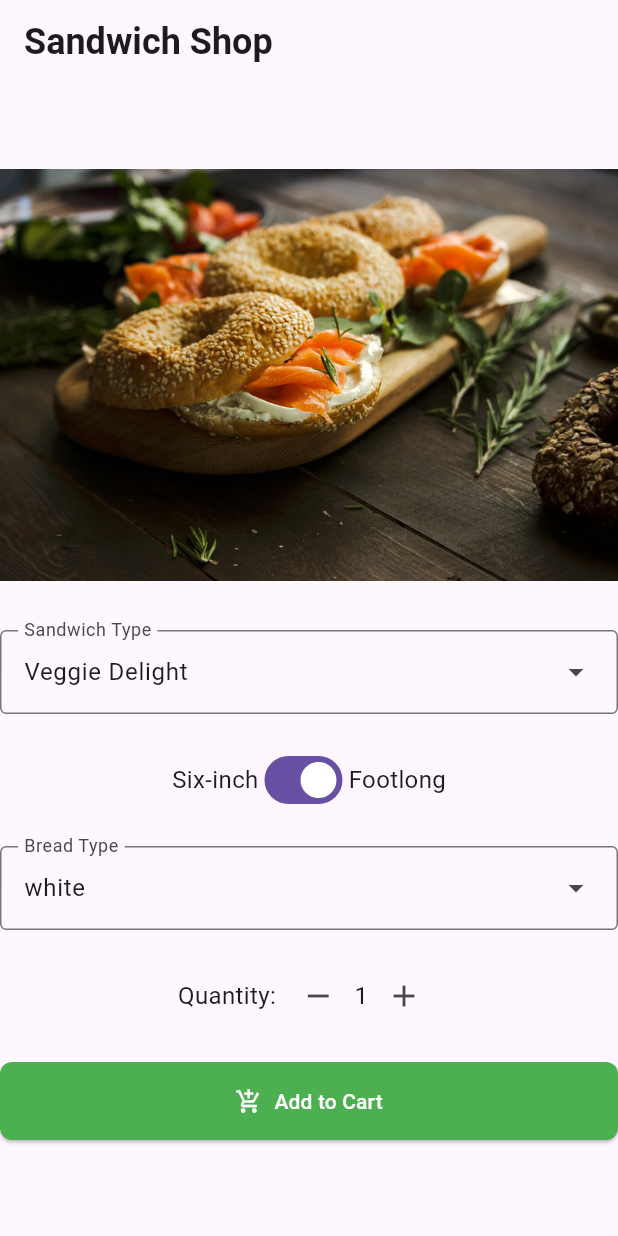
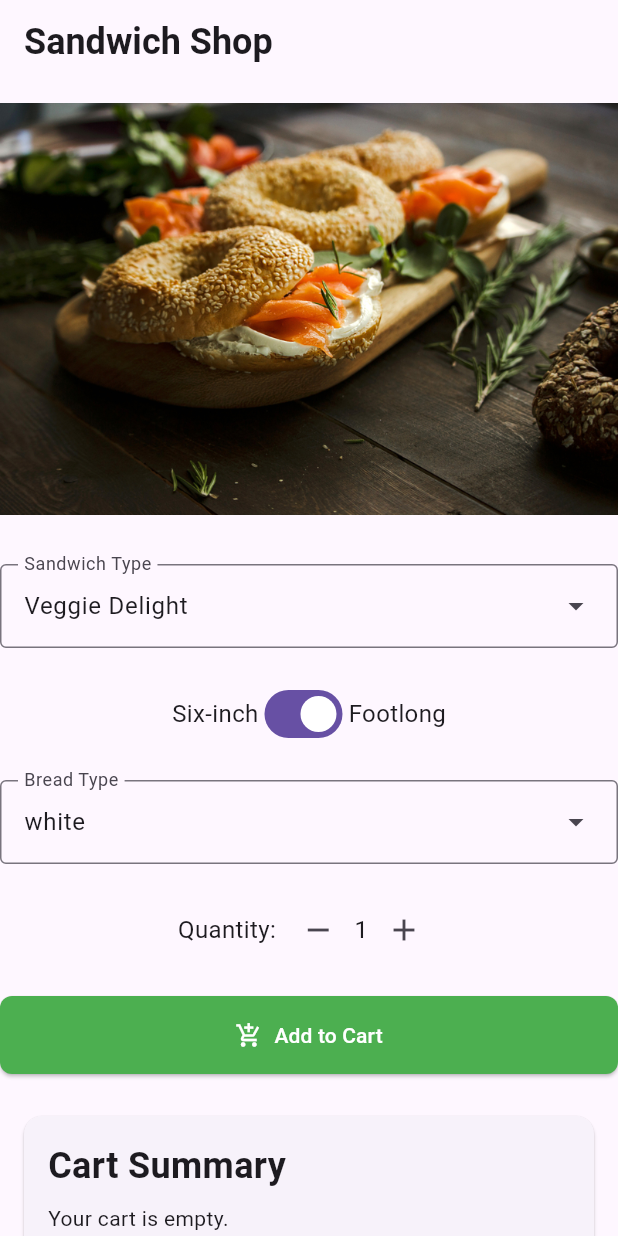
Before and after one commit to soijukye/sandwich_shop, a Flutter app: the screen it shows after launch, on a phone screen of 412 x 824 dp. Run offline on Flutter 3.47's test engine with Material 3 defaults, Android fonts, the phone set to English and light mode, and no system bars.

Commit message:
Enhance cart functionality by adding a summary display and improving confirmation messages with SnackBar

```diff
--- a/lib/main.dart
+++ b/lib/main.dart
@@ -73,16 +73,16 @@ class _OrderScreenState extends State<OrderScreen> {
         ));
       });
 
-      String sizeText;
-      if (_isFootlong) {
-        sizeText = 'footlong';
-      } else {
-        sizeText = 'six-inch';
-      }
+      String sizeText = _isFootlong ? 'footlong' : 'six-inch';
       String confirmationMessage =
           'Added $_quantity $sizeText ${sandwich.name} sandwich(es) on ${_selectedBreadType.name} bread to cart';
 
-      debugPrint(confirmationMessage);
+      ScaffoldMessenger.of(context).showSnackBar(
+        SnackBar(
+          content: Text(confirmationMessage),
+          duration: const Duration(seconds: 1),
+        ),
+      );
     }
   }
 
@@ -266,6 +266,28 @@ class _OrderScreenState extends State<OrderScreen> {
                 backgroundColor: Colors.green,
               ),
               const SizedBox(height: 20),
+              //cart summary
+              Card(
+                margin: const EdgeInsets.symmetric(horizontal: 16, vertical: 8),
+                child: Padding(
+                  padding: const EdgeInsets.all(16.0),
+                  child: Column(
+                    crossAxisAlignment: CrossAxisAlignment.start,
+                    children: [
+                      Text('Cart Summary', style: heading1),
+                      const SizedBox(height: 8),
+                      if (_cart.items.isEmpty)
+                        const Text('Your cart is empty.')
+                      else ...[
+                        for (final item in _cart.items)
+                          Text('${item.quantity} × ${item.name}'),
+                        const SizedBox(height: 8),
+                        Text('Total: £${_cart.totalPrice.toStringAsFixed(2)}'),
+                      ],
+                    ],
+                  ),
+                ),
+              ),
             ],
           ),
         ),
```
